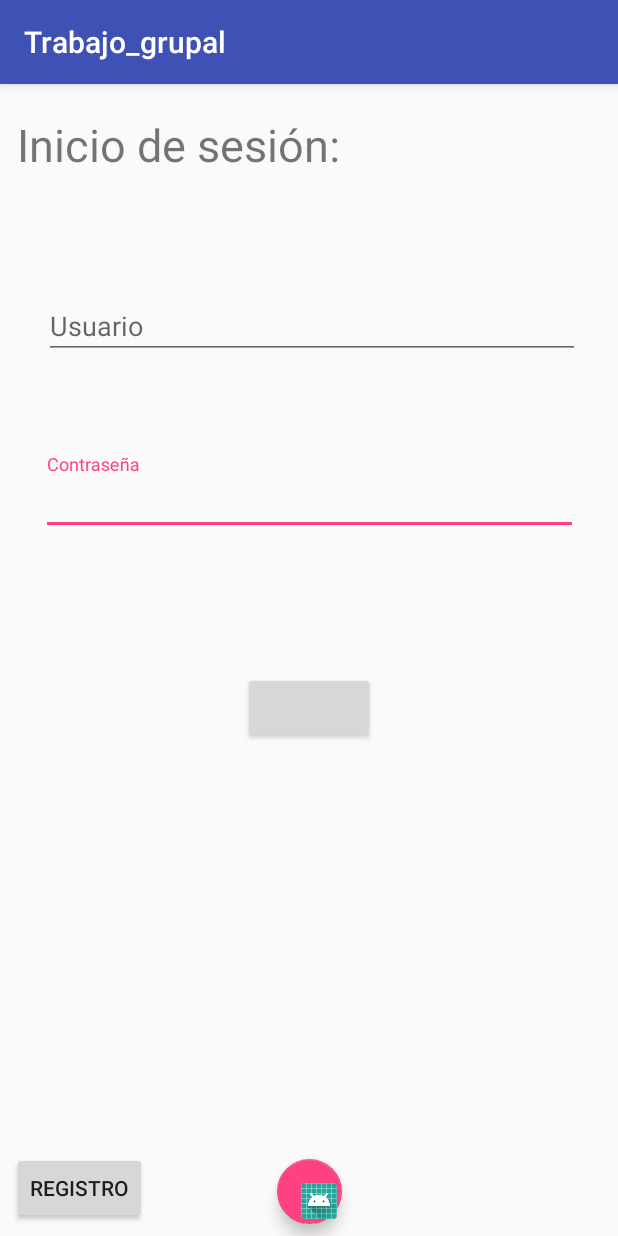
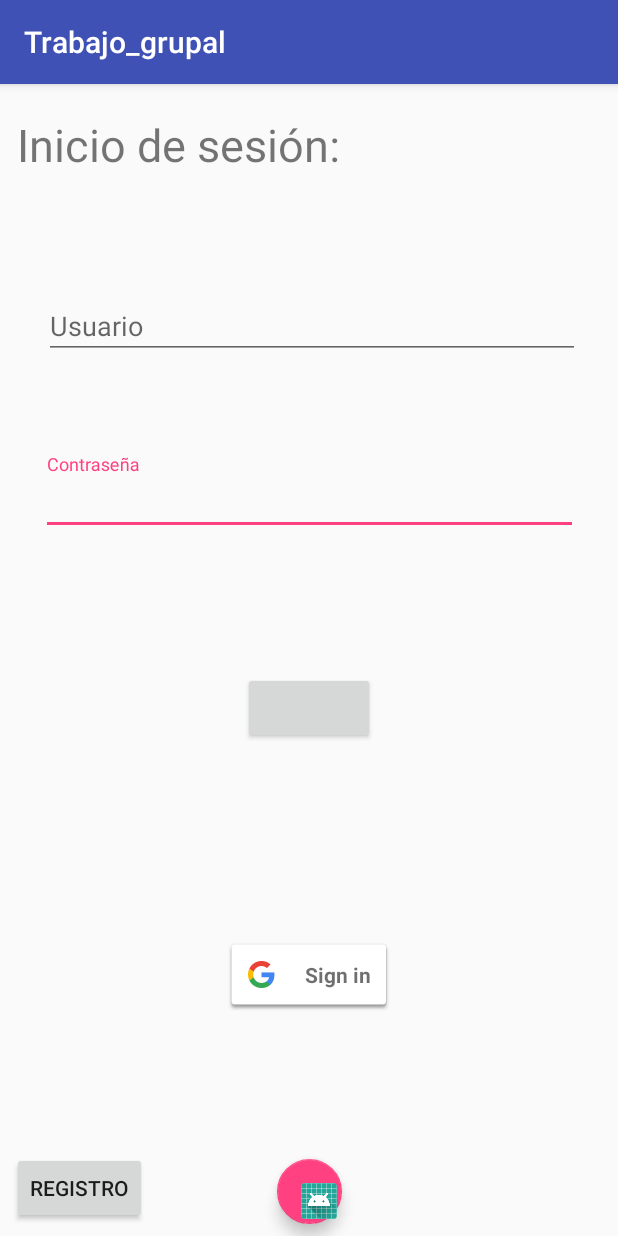
Before and after one commit to angelpuerta/proyecto_android, an Android app: the screen it shows after launch (Login), on a phone screen of 412 x 824 dp. Run offline under Robolectric (Android 15) with nearby library versions, the phone set to English and light mode, and no system bars; our stand-ins replace Firebase (no records; nobody signed in at launch, a user with empty details on screens opened directly), Room's generated code, RxJava; libraries missing offline, so code that uses them is left out: android.arch.persistence, com.facebook, com.facebook.login; plain views replace LoginButton; Roboto replaces fonts that are not available here; 5 statements that could not run were skipped.

Commit message:
Login Google pero con fallo inicio

```diff
--- a/app/build.gradle
+++ b/app/build.gradle
@@ -81,5 +81,6 @@ dependencies {
 
     //Social Login
     implementation 'com.facebook.android:facebook-android-sdk:4.28.0'
+    implementation 'com.google.android.gms:play-services-auth:15.0.1+'
 }
 apply plugin: 'com.google.gms.google-services'
--- a/app/src/main/java/org/duckdns/einyel/trabajo_grupal/Login.java
+++ b/app/src/main/java/org/duckdns/einyel/trabajo_grupal/Login.java
@@ -22,8 +22,14 @@ import com.facebook.FacebookException;
 import com.facebook.FacebookSdk;
 import com.facebook.GraphRequest;
 import com.facebook.GraphResponse;
+import com.facebook.login.LoginManager;
 import com.facebook.login.LoginResult;
 import com.facebook.login.widget.LoginButton;
+import com.google.android.gms.auth.api.signin.GoogleSignInAccount;
+import com.google.android.gms.auth.api.signin.GoogleSignInOptions;
+import com.google.android.gms.common.ConnectionResult;
+import com.google.android.gms.common.SignInButton;
+import com.google.android.gms.common.api.GoogleApiClient;
 import com.google.firebase.database.DataSnapshot;
 import com.google.firebase.database.DatabaseError;
 import com.google.firebase.database.DatabaseReference;
@@ -35,13 +41,15 @@ import org.json.JSONObject;
 import java.security.MessageDigest;
 import java.security.NoSuchAlgorithmException;
 import android.util.Base64;
+import com.google.android.gms.auth.api.Auth;
+import com.google.android.gms.auth.api.signin.GoogleSignInResult;
 
 import java.util.Arrays;
 import java.util.List;
 import java.util.ArrayList;
 
 
-public class Login extends AppCompatActivity {
+public class Login extends AppCompatActivity implements GoogleApiClient.OnConnectionFailedListener{
 
     protected EditText pw;
     protected EditText user;
@@ -49,28 +57,58 @@ public class Login extends AppCompatActivity {
     FirebaseDatabase database;
     DatabaseReference users;
 
+    GoogleApiClient googleApi;
+    private SignInButton signInButtonGoogle;
+
     CallbackManager callbackManager;
     ProgressDialog mDialog;
     ImageView imgAvatar;
 
     public static final String NOMBRE_USUARIO = "";
+    public static final int GOOGLE_SIGN_IN_CODE = 777;
 
     @Override
     protected void onCreate(Bundle savedInstanceState) {
+        //if(AccessToken.getCurrentAccessToken() != null){
+        //    Intent mIntent = new Intent(getApplicationContext(), ListActivity.class);
+        //    mIntent.putExtra(NOMBRE_USUARIO, user.getText().toString());
+        //    startActivity(mIntent);
+        //}
+        // else {
             super.onCreate(savedInstanceState);
             setContentView(R.layout.login_activity);
 
+            //Inicializaciones de login social
+            GoogleSignInOptions gso = new GoogleSignInOptions.Builder(GoogleSignInOptions.DEFAULT_SIGN_IN)
+                    .requestEmail()
+                    .build();
+
+            googleApi = new GoogleApiClient.Builder(this)
+                    .enableAutoManage(this, this)
+                    .addApi(Auth.GOOGLE_SIGN_IN_API, gso)
+                    .build();
+
             FacebookSdk.sdkInitialize(getApplicationContext());
 
+
+            //Obtención de info
             pw = findViewById(R.id.editPassword);
             user = findViewById(R.id.editUser);
 
             database = FirebaseDatabase.getInstance();
             users = database.getReference("usuarios");
 
+            googleLoginProccess();
+            facebookLoginProccess();
+
+            //printKeyHash();
+            //}
+    }
+
+    protected void facebookLoginProccess(){
         callbackManager = CallbackManager.Factory.create();
 
-        LoginButton loginButton = (LoginButton)findViewById(R.id.fbLogin);
+        LoginButton loginButton = (LoginButton) findViewById(R.id.fbLogin);
         loginButton.setReadPermissions(Arrays.asList("public_profile"));
 
         loginButton.registerCallback(callbackManager, new FacebookCallback<LoginResult>() {
@@ -91,37 +129,44 @@ public class Login extends AppCompatActivity {
 
             }
         });
+    }
 
-        //printKeyHash();
-
+    protected void googleLoginProccess() {
+        signInButtonGoogle = findViewById(R.id.googleLogin);
+        signInButtonGoogle.setOnClickListener(new View.OnClickListener() {
+            @Override
+            public void onClick(View v){
+                Intent intent = Auth.GoogleSignInApi.getSignInIntent(googleApi);
+                startActivityForResult(intent, GOOGLE_SIGN_IN_CODE);
+            }
+        });
     }
 
     @Override
     protected void onActivityResult(int requestCode, int resultCode, Intent data) {
         super.onActivityResult(requestCode, resultCode, data);
+        if(requestCode==GOOGLE_SIGN_IN_CODE){
+            GoogleSignInResult result = Auth.GoogleSignInApi.getSignInResultFromIntent(data);
+            System.out.println("StatusCode: " + result.getStatus().getStatusCode());
+            if (result.isSuccess()) {
+                Intent mIntent = new Intent(getApplicationContext(), ListActivity.class);
+                mIntent.putExtra(NOMBRE_USUARIO, "Kibian");
+                startActivity(mIntent);
+            }
+            else {
+                Toast.makeText(Login.this, "No se ha podido iniciar sesión",
+                        Toast.LENGTH_SHORT).show();
+            }
+        }
         callbackManager.onActivityResult(requestCode, resultCode, data);
     }
 
-    private void printKeyHash() {
-        try {
-            System.out.println("Llego1");
-            PackageInfo info = getPackageManager().getPackageInfo("org.duckdns.einyel.trabajo_grupal",
-                    PackageManager.GET_SIGNATURES);
-            System.out.println("Llego2");
-            for(Signature signature: info.signatures){
-                System.out.println("Llego3");
-                MessageDigest md = MessageDigest.getInstance("SHA");
-                md.update(signature.toByteArray());
-                Log.d("KeyHash", Base64.encodeToString(md.digest(), Base64.DEFAULT));
-                System.out.println("Llego4");
-            }
-            System.out.println("Llego5");
-        } catch (PackageManager.NameNotFoundException e){
-            e.printStackTrace();;
-        } catch (NoSuchAlgorithmException e){
-            e.printStackTrace();
-        }
-    }
+    //  @Override
+  //  protected void onDestroy(){
+  //      System.out.println("destroymyfriend");
+  //      super.onDestroy();
+  //       LoginManager.getInstance().logOut();
+  // }
 
     public void checkUser(View view) {
         String Spassword = pw.getText().toString();
@@ -178,4 +223,24 @@ public class Login extends AppCompatActivity {
         startActivity(mIntent);
     }
 
+    private void printKeyHash() {
+        try {
+            PackageInfo info = getPackageManager().getPackageInfo("org.duckdns.einyel.trabajo_grupal",
+                    PackageManager.GET_SIGNATURES);
+            for(Signature signature: info.signatures){
+                MessageDigest md = MessageDigest.getInstance("SHA");
+                md.update(signature.toByteArray());
+                Log.d("KeyHash", Base64.encodeToString(md.digest(), Base64.DEFAULT));
             }
+        } catch (PackageManager.NameNotFoundException e){
+            e.printStackTrace();;
+        } catch (NoSuchAlgorithmException e){
+            e.printStackTrace();
+        }
+    }
+
+    @Override
+    public void onConnectionFailed(@NonNull ConnectionResult connectionResult) {
+
+    }
+}
--- a/app/src/main/res/layout/login_activity.xml
+++ b/app/src/main/res/layout/login_activity.xml
@@ -115,5 +115,21 @@
         app:layout_constraintTop_toTopOf="parent"
         app:layout_constraintVertical_bias="0.545" />
 
+    <com.google.android.gms.common.SignInButton
+        android:id="@+id/googleLogin"
+        android:layout_width="wrap_content"
+        android:layout_height="wrap_content"
+        android:layout_centerHorizontal="true"
+        android:layout_centerVertical="true"
+        android:layout_marginStart="8dp"
+        android:layout_marginTop="8dp"
+        android:layout_marginEnd="8dp"
+        android:layout_marginBottom="8dp"
+        app:layout_constraintBottom_toBottomOf="parent"
+        app:layout_constraintEnd_toEndOf="parent"
+        app:layout_constraintHorizontal_bias="0.501"
+        app:layout_constraintStart_toStartOf="parent"
+        app:layout_constraintTop_toTopOf="parent"
+        app:layout_constraintVertical_bias="0.798" />
 
 </android.support.constraint.ConstraintLayout>
--- a/build.gradle
+++ b/build.gradle
@@ -9,7 +9,6 @@ buildscript {
     dependencies {
         classpath 'com.android.tools.build:gradle:3.2.1'
         classpath 'com.google.gms:google-services:4.0.1'
-
         // NOTE: Do not place your application dependencies here; they belong
         // in the individual module build.gradle files
     }
```
Lines whose indentation alone changed are shown as unchanged.
